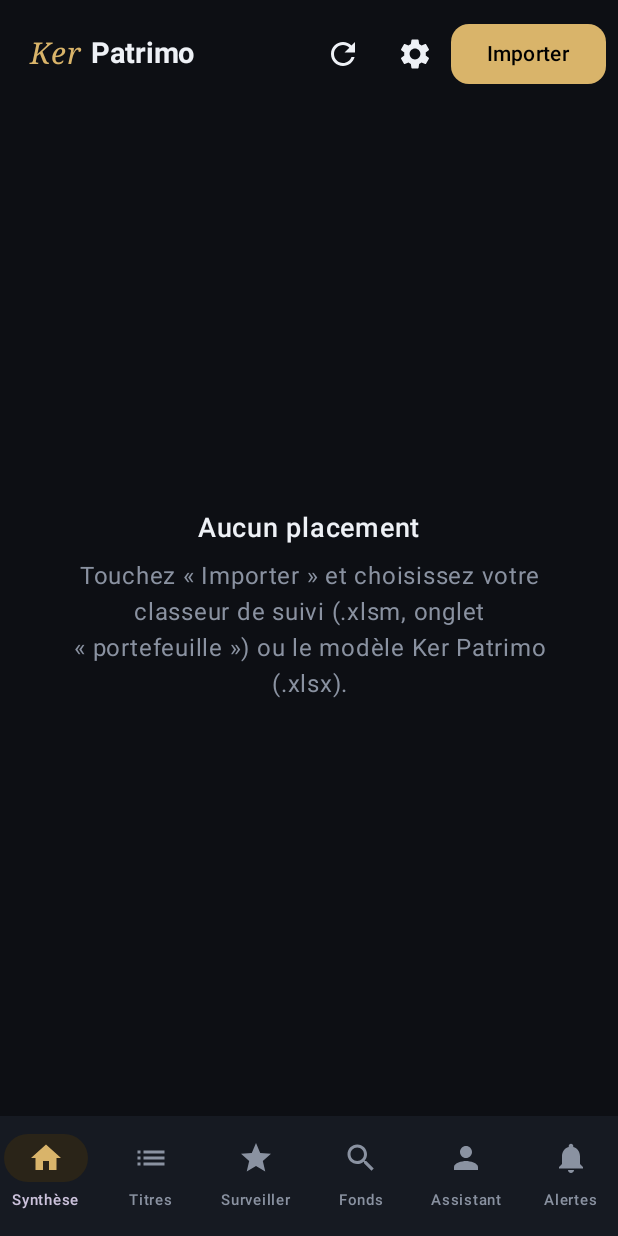
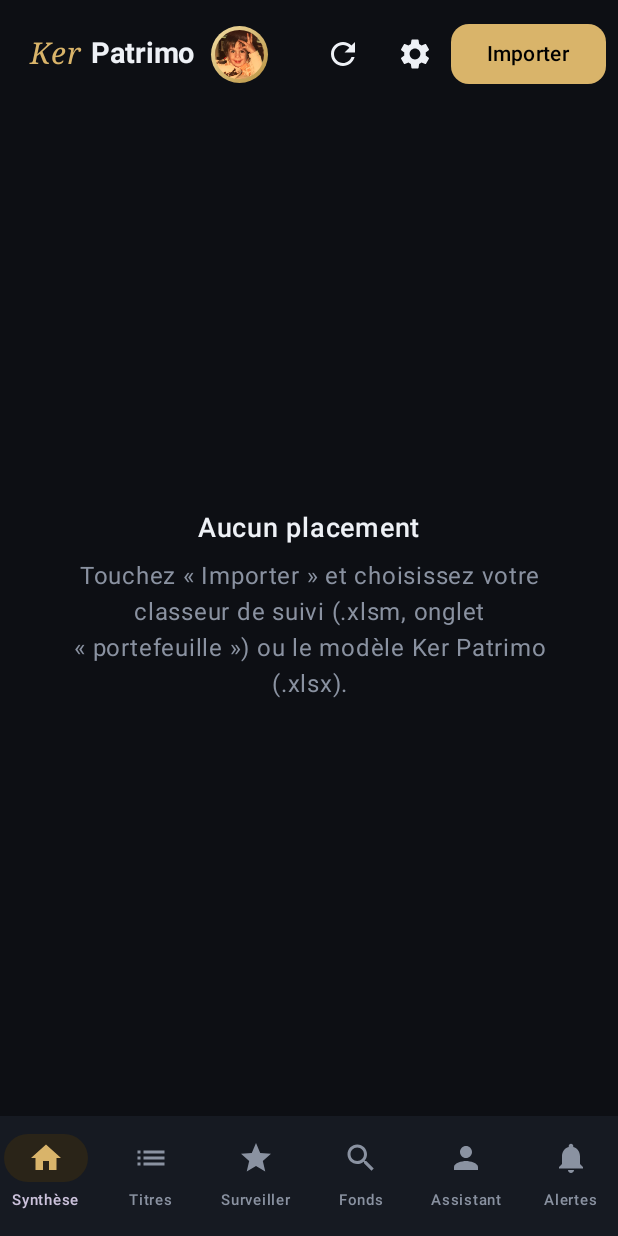
Before and after one commit to manucryto99/ker-patrimo, an Android app built with Jetpack Compose: the composable App shown on its own in the app's theme, on a phone screen of 412 x 824 dp. Run offline under Robolectric (Android 15) with nearby library versions, the phone set to English and light mode, and no system bars; 1 statement that could not run was skipped.

Commit message:
En-tête : médaillon de l'enfant à côté de Ker Patrimo
Co-Authored-By: Claude Opus 5.5 <noreply@anthropic.com>
Claude-Session: https://claude.ai/code/session_01Ww8EgPUy9MGSxLHdA75xiA

```diff
--- a/app/src/main/java/fr/eq/patrimo/ui/MainActivity.kt
+++ b/app/src/main/java/fr/eq/patrimo/ui/MainActivity.kt
@@ -138,6 +138,12 @@ fun App(vm: PortfolioViewModel) {
             Row(Modifier.fillMaxWidth().padding(start = 20.dp, end = 8.dp, top = 12.dp, bottom = 4.dp), verticalAlignment = Alignment.CenterVertically) {
                 Text("Ker ", fontFamily = FontFamily.Serif, fontStyle = FontStyle.Italic, fontSize = 20.sp, color = C.Or)
                 Text("Patrimo", fontWeight = FontWeight.Bold, fontSize = 19.sp)
+                // Médaillon doré de l'enfant, à côté du nom
+                Box(Modifier.padding(start = 10.dp).size(38.dp)
+                    .background(androidx.compose.ui.graphics.Brush.linearGradient(listOf(Color(0xFFF3DFA6), Color(0xFFB8913F))), CircleShape)
+                    .padding(2.5.dp).clip(CircleShape)) {
+                    Image(painterResource(R.drawable.medaillon_enfant), contentDescription = null, contentScale = ContentScale.Crop, modifier = Modifier.fillMaxSize())
+                }
                 Spacer(Modifier.weight(1f))
                 if (busy) CircularProgressIndicator(Modifier.size(20.dp), strokeWidth = 2.dp, color = C.Or)
                 IconButton(onClick = { vm.refresh() }) { Icon(Icons.Default.Refresh, "Actualiser les cours") }
```
Also changed, not shown: app/src/main/res/drawable-nodpi/medaillon_enfant.jpg (added).
